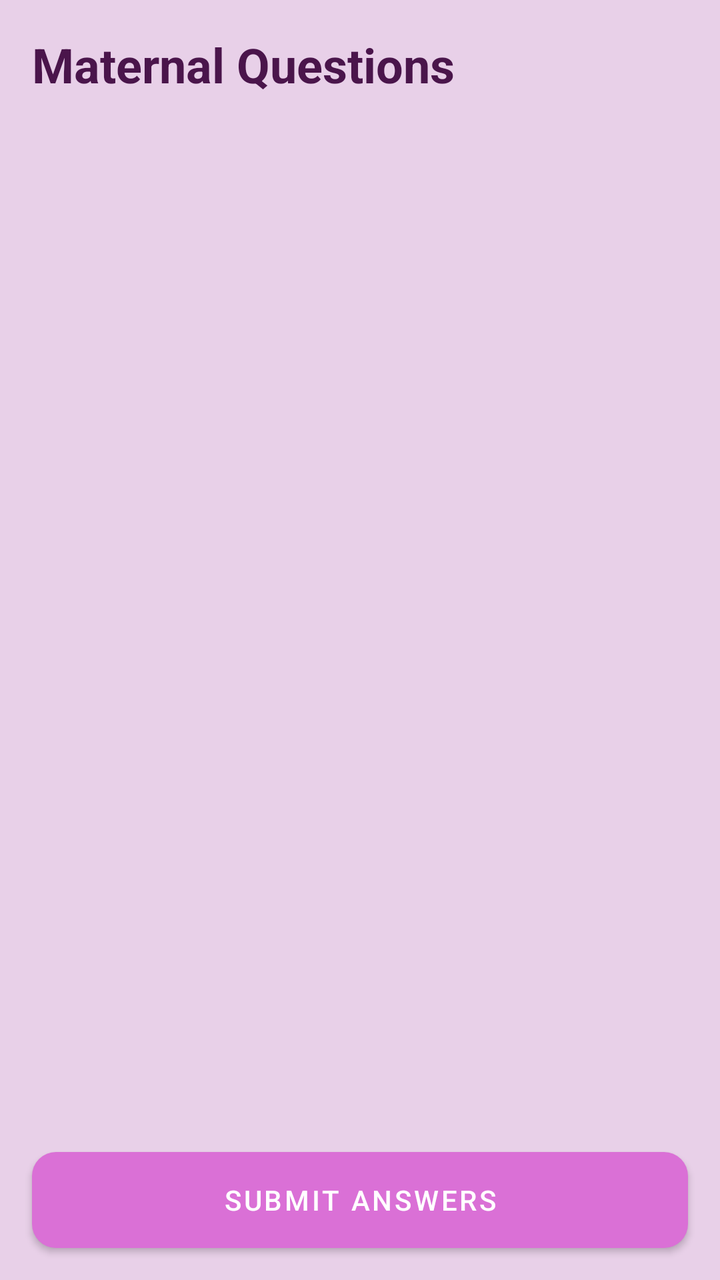
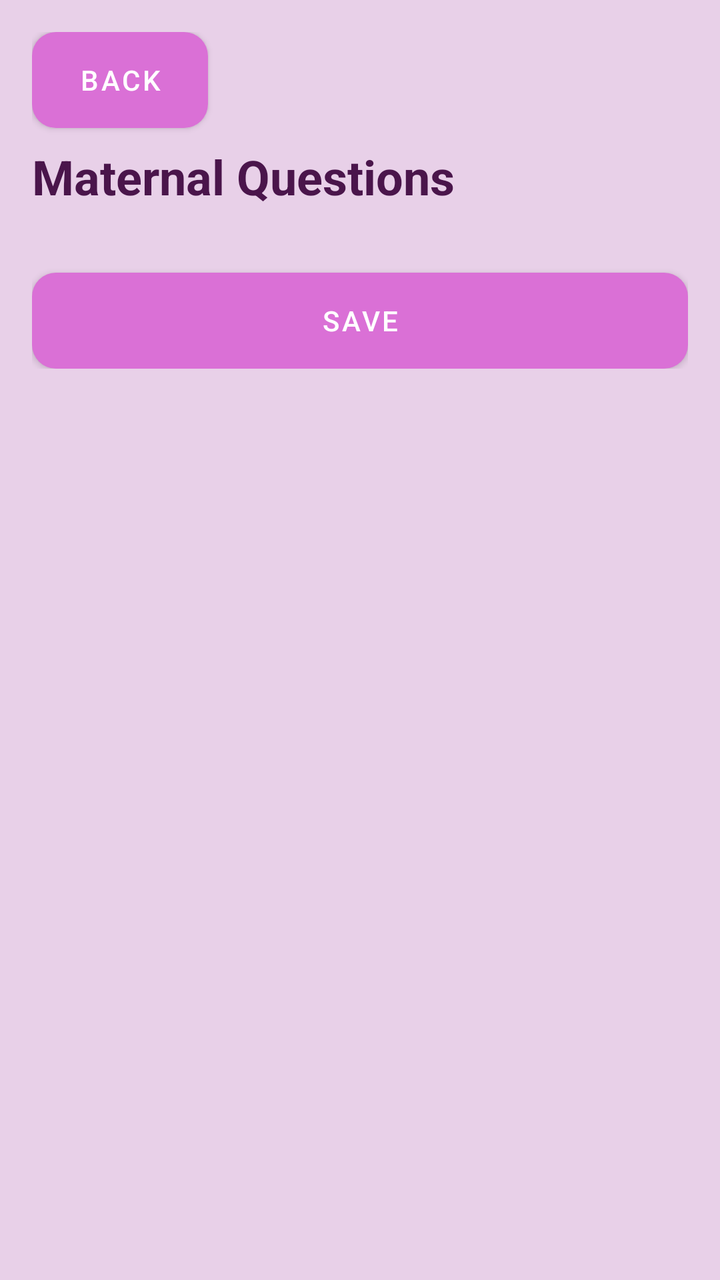

Screens rendered from an Android XML layout before and after an edit, with the pre-edit source and the edit as a unified diff.
<!-- AndroidManifest.xml: application theme Theme.FoloApp -->
<!-- res/layout/activity_question_module.xml -->
<?xml version="1.0" encoding="utf-8"?>
<LinearLayout xmlns:android="http://schemas.android.com/apk/res/android"
    android:layout_width="match_parent"
    android:layout_height="match_parent"
    android:orientation="vertical"
    android:background="@color/bg_main">

    <TextView
        android:layout_width="wrap_content"
        android:layout_height="wrap_content"
        android:text="Maternal Questions"
        android:textSize="24sp"
        android:textStyle="bold"
        android:textColor="@color/text_primary"
        android:padding="16dp"/>

    <androidx.recyclerview.widget.RecyclerView
        android:id="@+id/rvQuestions"
        android:layout_width="match_parent"
        android:layout_height="0dp"
        android:layout_weight="1"
        android:padding="8dp"/>

    <Button
        android:id="@+id/btnSubmitAnswers"
        android:layout_width="match_parent"
        android:layout_height="wrap_content"
        android:text="Submit Answers"
        android:background="@drawable/bg_purple_button"
        android:textColor="@color/text_on_button"
        android:layout_margin="16dp"/>
</LinearLayout>
<!-- resources referenced by this layout -->
<resources>
  <color name="bg_main">#E8D0E8</color>
  <color name="text_on_button">#FFFFFF</color>
  <color name="text_primary">#4A154B</color>
  <!-- drawable bg_purple_button (drawable) -->
  <?xml version="1.0" encoding="utf-8"?>
  <shape xmlns:android="http://schemas.android.com/apk/res/android"
      android:shape="rectangle">
      <solid android:color="#8B4C8B" />
      <corners android:radius="12dp" />
  </shape>
  <style name="Theme.FoloApp" parent="Theme.MaterialComponents.DayNight.DarkActionBar">
          <item name="colorPrimary">@color/orchid_primary</item>
          <item name="colorPrimaryVariant">#8B4C8B</item>
          <item name="colorOnPrimary">@color/text_on_button</item>
          <item name="colorSecondary">@color/purple_card</item>
          <item name="android:statusBarColor">@color/orchid_primary</item>
          <item name="android:windowBackground">@color/bg_main</item>
      </style>
  <color name="orchid_primary">#DA70D6</color>
  <color name="purple_card">#EAD0EA</color>
</resources>

<!-- the commit's change to res/layout/activity_question_module.xml (unified diff, before → after) -->
@@ -1,32 +1,46 @@
 <?xml version="1.0" encoding="utf-8"?>
-<LinearLayout xmlns:android="http://schemas.android.com/apk/res/android"
+<ScrollView xmlns:android="http://schemas.android.com/apk/res/android"
     android:layout_width="match_parent"
     android:layout_height="match_parent"
-    android:orientation="vertical"
-    android:background="@color/bg_main">
+    android:background="@color/bg_main"
+    android:padding="16dp">
 
-    <TextView
-        android:layout_width="wrap_content"
-        android:layout_height="wrap_content"
-        android:text="Maternal Questions"
-        android:textSize="24sp"
-        android:textStyle="bold"
-        android:textColor="@color/text_primary"
-        android:padding="16dp"/>
-
-    <androidx.recyclerview.widget.RecyclerView
-        android:id="@+id/rvQuestions"
-        android:layout_width="match_parent"
-        android:layout_height="0dp"
-        android:layout_weight="1"
-        android:padding="8dp"/>
-
-    <Button
-        android:id="@+id/btnSubmitAnswers"
+    <LinearLayout
         android:layout_width="match_parent"
         android:layout_height="wrap_content"
-        android:text="Submit Answers"
-        android:background="@drawable/bg_purple_button"
-        android:textColor="@color/text_on_button"
-        android:layout_margin="16dp"/>
-</LinearLayout>
+        android:orientation="vertical">
+
+        <Button
+            android:id="@+id/btnBack"
+            android:layout_width="wrap_content"
+            android:layout_height="wrap_content"
+            android:text="@string/back"
+            android:background="@drawable/bg_purple_button"
+            android:textColor="@color/text_on_button"
+            android:layout_marginBottom="8dp"/>
+
+        <TextView
+            android:layout_width="wrap_content"
+            android:layout_height="wrap_content"
+            android:text="@string/questions"
+            android:textSize="24sp"
+            android:textStyle="bold"
+            android:textColor="@color/text_primary"
+            android:layout_marginBottom="16dp"/>
+
+        <LinearLayout
+            android:id="@+id/layoutQuestions"
+            android:layout_width="match_parent"
+            android:layout_height="wrap_content"
+            android:orientation="vertical"
+            android:layout_marginBottom="16dp"/>
+
+        <Button
+            android:id="@+id/btnSaveQuestions"
+            android:layout_width="match_parent"
+            android:layout_height="wrap_content"
+            android:text="@string/save"
+            android:background="@drawable/bg_purple_button"
+            android:textColor="@color/text_on_button"/>
+    </LinearLayout>
+</ScrollView>
<!-- resource entries referenced after the edit -->
@@ -10,6 +10,9 @@
       <solid android:color="#8B4C8B" />
       <corners android:radius="12dp" />
   </shape>
+  <string name="back">Back</string>
+  <string name="questions">Maternal Questions</string>
+  <string name="save">Save</string>
   <style name="Theme.FoloApp" parent="Theme.MaterialComponents.DayNight.DarkActionBar">
           <item name="colorPrimary">@color/orchid_primary</item>
           <item name="colorPrimaryVariant">#8B4C8B</item>
